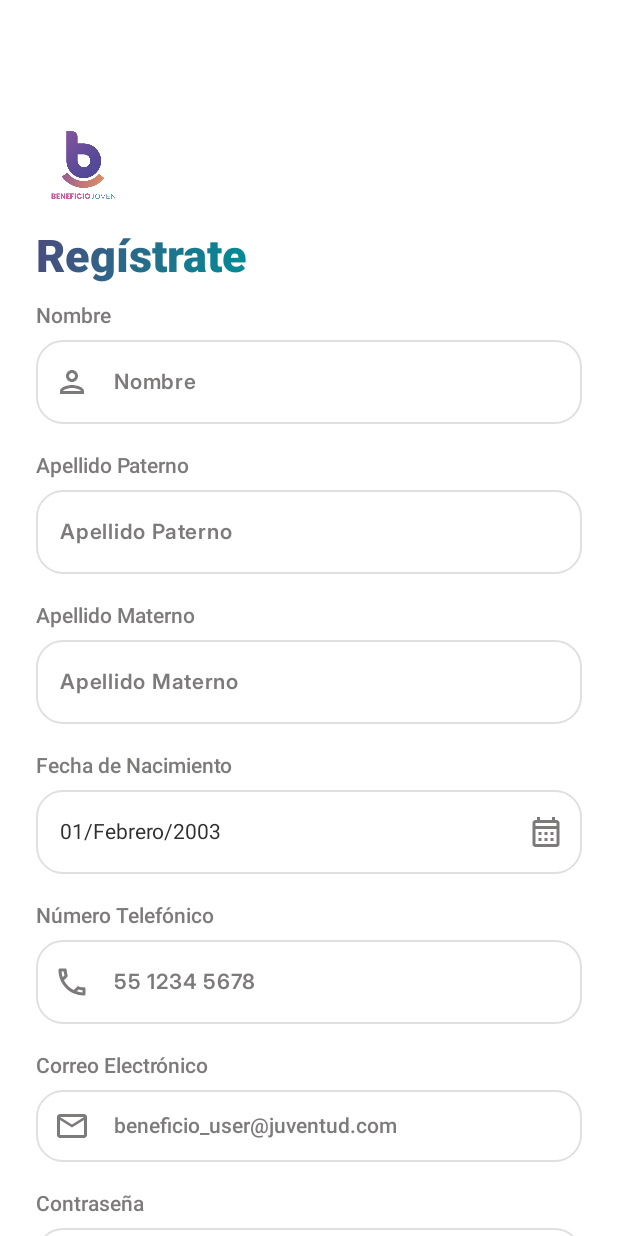
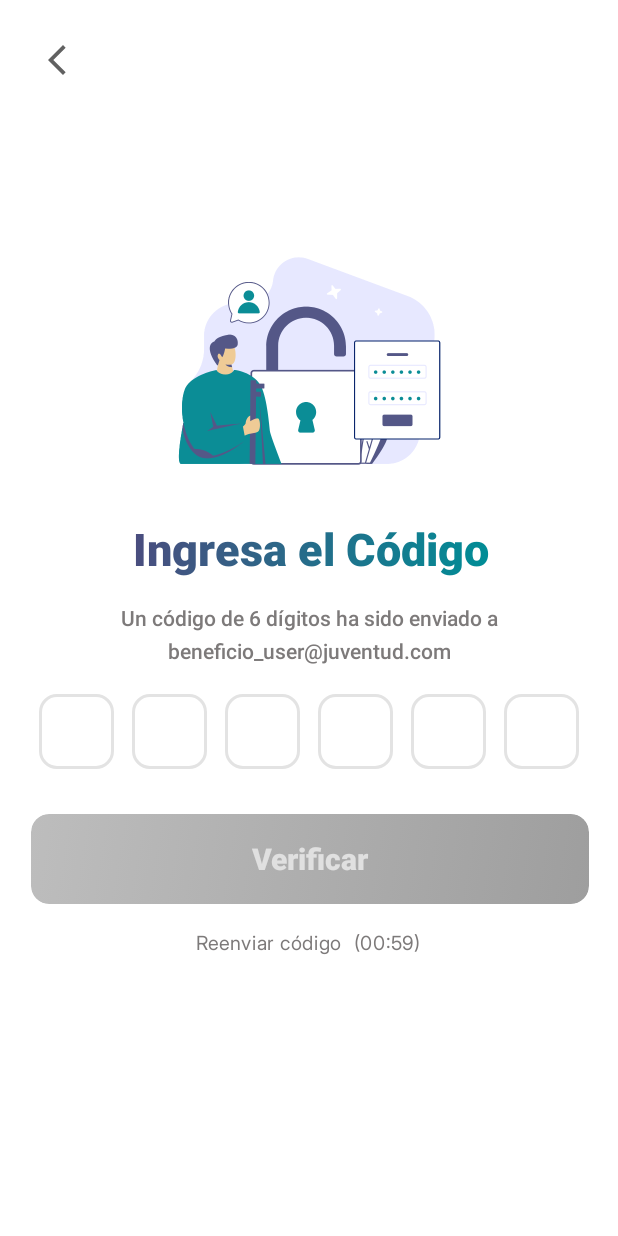
Before and after one commit to A01800593CEM/Beneficio_Juventud, an Android app built with Jetpack Compose: the ForgotPassword screen opened through its navigation route, after a tap on "Obtener Código", on a phone screen of 412 x 824 dp. Run offline under Robolectric (Android 15) with nearby library versions, the phone set to English and light mode, and no system bars; Roboto replaces fonts that are not available here.

Commit message:
RecoveryCode.kt complete

```diff
--- a/app/src/main/java/mx/itesm/beneficiojuventud/components/MainButton.kt
+++ b/app/src/main/java/mx/itesm/beneficiojuventud/components/MainButton.kt
@@ -14,7 +14,6 @@ import androidx.compose.runtime.Composable
 import androidx.compose.ui.Alignment
 import androidx.compose.ui.Modifier
 import androidx.compose.ui.draw.clip
-import androidx.compose.ui.draw.shadow
 import androidx.compose.ui.graphics.Brush
 import androidx.compose.ui.graphics.Color
 import androidx.compose.ui.text.TextStyle
@@ -28,19 +27,23 @@ fun MainButton(
     text: String,
     modifier: Modifier = Modifier,
     height: Dp = 60.dp,
+    enabled: Boolean = true,
     onClick: () -> Unit
 ) {
     val shape = RoundedCornerShape(12.dp)
 
     Button(
         onClick = onClick,
+        enabled = enabled,
         shape = shape,
         modifier = modifier
             .fillMaxWidth()
             .height(height),
         colors = ButtonDefaults.buttonColors(
             containerColor = Color.Transparent,
-            contentColor = Color.White
+            contentColor = Color.White,
+            disabledContainerColor = Color.Transparent,
+            disabledContentColor = Color.LightGray
         ),
         contentPadding = PaddingValues(0.dp),
         elevation = ButtonDefaults.buttonElevation(
@@ -55,9 +58,15 @@ fun MainButton(
                 .fillMaxSize()
                 .clip(shape)
                 .background(
-                    brush = Brush.linearGradient(
-                        listOf(Color(0xFF4B4C7E), Color(0xFF008D96))
-                    )
+                    if (enabled) {
+                        Brush.linearGradient(
+                            listOf(Color(0xFF4B4C7E), Color(0xFF008D96))
+                        )
+                    } else {
+                        Brush.linearGradient(
+                            listOf(Color(0xFFBDBDBD), Color(0xFF9E9E9E))
+                        )
+                    }
                 ),
             contentAlignment = Alignment.Center
         ) {
@@ -67,7 +76,7 @@ fun MainButton(
                     fontWeight = FontWeight.ExtraBold,
                     fontSize = 20.sp
                 ),
-                color = Color.White
+                color = if (enabled) Color.White else Color(0xFFE0E0E0)
             )
         }
     }
--- a/app/src/main/java/mx/itesm/beneficiojuventud/view/ForgotPassword.kt
+++ b/app/src/main/java/mx/itesm/beneficiojuventud/view/ForgotPassword.kt
@@ -125,7 +125,7 @@ fun ForgotPassword(nav: NavHostController, modifier: Modifier = Modifier) {
                         .fillMaxWidth(0.95f)
                         .align(Alignment.CenterHorizontally)
                 ) {
-                    nav.navigate(Screens.Register.route)
+                    nav.navigate(Screens.RecoveryCode.route)
                 }
             }
         }
--- a/app/src/main/java/mx/itesm/beneficiojuventud/view/MainActivity.kt
+++ b/app/src/main/java/mx/itesm/beneficiojuventud/view/MainActivity.kt
@@ -34,6 +34,7 @@ private fun AppNav() {
         composable(Screens.Login.route) { Login(nav) }
         composable(Screens.Register.route) { Register(nav) }
         composable(Screens.ForgotPassword.route) { ForgotPassword(nav)}
+        composable(Screens.RecoveryCode.route) { RecoveryCode(nav) }
 
     }
 }
--- a/app/src/main/java/mx/itesm/beneficiojuventud/view/RecoveryCode.kt
+++ b/app/src/main/java/mx/itesm/beneficiojuventud/view/RecoveryCode.kt
@@ -1,60 +1,82 @@
 package mx.itesm.beneficiojuventud.view
 
 import androidx.compose.foundation.Image
-import androidx.compose.foundation.layout.Box
-import androidx.compose.foundation.layout.Column
-import androidx.compose.foundation.layout.fillMaxHeight
-import androidx.compose.foundation.layout.fillMaxSize
-import androidx.compose.foundation.layout.fillMaxWidth
-import androidx.compose.foundation.layout.height
-import androidx.compose.foundation.layout.padding
+import androidx.compose.foundation.border
+import androidx.compose.foundation.gestures.detectTapGestures
+import androidx.compose.foundation.layout.*
+import androidx.compose.foundation.shape.RoundedCornerShape
+import androidx.compose.foundation.text.BasicTextField
+import androidx.compose.foundation.text.KeyboardOptions
 import androidx.compose.material3.ExperimentalMaterial3Api
 import androidx.compose.material3.Scaffold
 import androidx.compose.material3.Text
 import androidx.compose.material3.TopAppBar
-import androidx.compose.runtime.Composable
-import androidx.compose.runtime.getValue
-import androidx.compose.runtime.mutableStateOf
-import androidx.compose.runtime.remember
-import androidx.compose.runtime.setValue
+import androidx.compose.runtime.*
 import androidx.compose.ui.Alignment
 import androidx.compose.ui.Modifier
 import androidx.compose.ui.graphics.Brush
 import androidx.compose.ui.graphics.Color
+import androidx.compose.ui.input.pointer.pointerInput
 import androidx.compose.ui.platform.LocalContext
 import androidx.compose.ui.res.painterResource
 import androidx.compose.ui.text.TextStyle
 import androidx.compose.ui.text.font.FontWeight
+import androidx.compose.ui.text.input.ImeAction
+import androidx.compose.ui.text.input.KeyboardType
+import androidx.compose.ui.text.input.TextFieldValue
 import androidx.compose.ui.text.style.TextAlign
 import androidx.compose.ui.tooling.preview.Preview
 import androidx.compose.ui.unit.dp
 import androidx.compose.ui.unit.sp
 import androidx.navigation.NavHostController
+import kotlinx.coroutines.delay
 import mx.itesm.beneficiojuventud.R
 import mx.itesm.beneficiojuventud.components.BackButton
-import mx.itesm.beneficiojuventud.components.EmailTextField
 import mx.itesm.beneficiojuventud.components.MainButton
 import mx.itesm.beneficiojuventud.ui.theme.BeneficioJuventudTheme
 
-
-
 @OptIn(ExperimentalMaterial3Api::class)
 @Composable
-fun RecoveryCode(nav: NavHostController, modifier: Modifier = Modifier) {
-    var email by remember { mutableStateOf("") }
+fun RecoveryCode(
+    nav: NavHostController,
+    modifier: Modifier = Modifier,
+    emailArg: String = "beneficio_user@juventud.com",
+    onVerify: (code: String) -> Unit = { nav.navigate(Screens.Register.route) },
+    onResend: () -> Unit = {}
+) {
+    var email by remember { mutableStateOf(emailArg) }
+
+    // ----- OTP state (6 casillas) -----
+    val length = 6
+    var code by remember { mutableStateOf("") }
+
+    // ----- Temporizador Reenviar -----
+    var seconds by remember { mutableIntStateOf(60) }
+    var canResend by remember { mutableStateOf(false) }
+    LaunchedEffect(seconds) {
+        if (!canResend && seconds > 0) {
+            delay(1000)
+            seconds--
+        } else if (seconds == 0) {
+            canResend = true
+        }
+    }
+
+    fun handleResend() {
+        if (canResend) {
+            onResend()
+            canResend = false
+            seconds = 60
+            code = ""
+        }
+    }
+
     Scaffold(
         topBar = {
-            TopAppBar(
-                title = {},
-                navigationIcon = {
-                    BackButton(nav = nav)
-                }
-            )
+            TopAppBar(title = {}, navigationIcon = { BackButton(nav = nav) })
         },
         modifier = Modifier.fillMaxSize()
     ) { innerPadding ->
-
-        BackButton(nav)
 
         Column(
             modifier = modifier
@@ -72,12 +94,12 @@ fun RecoveryCode(nav: NavHostController, modifier: Modifier = Modifier) {
                 Image(
                     painter = painterResource(id = R.drawable.recovery_code),
                     contentDescription = "",
-                    modifier = Modifier
-                        .fillMaxHeight()
+                    modifier = Modifier.fillMaxHeight()
                 )
             }
+
             Column(
-                modifier = modifier.fillMaxWidth(0.8f),
+                modifier = modifier.fillMaxWidth(0.85f),
                 horizontalAlignment = Alignment.CenterHorizontally
             ) {
                 Text(
@@ -91,43 +113,134 @@ fun RecoveryCode(nav: NavHostController, modifier: Modifier = Modifier) {
                     textAlign = TextAlign.Center
                 )
                 Text(
-                    "Un código de 6 dígitos ha sido enviado a:",
+                    "Un código de 6 dígitos ha sido enviado a",
+                    style = TextStyle(
+                        fontSize = 14.sp,
+                        fontWeight = FontWeight.SemiBold,
+                        color = Color(0xFF7D7A7A)
+                    ),
+                    textAlign = TextAlign.Center
+                )
+                Text(
+                    email,
                     style = TextStyle(
                         fontSize = 14.sp,
                         fontWeight = FontWeight.SemiBold,
                         color = Color(0xFF7D7A7A)
                     ),
                     textAlign = TextAlign.Center,
-                    modifier = modifier.padding(horizontal = 24.dp)
-                )
-
-                Text(email,
-                    style = TextStyle(
-                        fontSize = 14.sp,
-                        fontWeight = FontWeight.SemiBold,
-                        color = Color(0xFF7D7A7A)
-                    ),
-                    textAlign = TextAlign.Center,
-                    modifier = modifier.padding(horizontal = 24.dp, vertical = 12.dp)
+                    modifier = modifier.padding(top = 6.dp, bottom = 4.dp)
                 )
             }
-            Column(modifier = modifier
-                .fillMaxWidth(0.95f)
-                .padding(top = 10.dp)) {
 
-                MainButton("Verificar",
+            // ----- Fila de OTP -----
+            OtpCodeInput(
+                code = code,
+                length = length,
+                onCodeChange = { code = it },
+                modifier = Modifier
+                    .fillMaxWidth()
+                    .padding(top = 16.dp)
+            )
+
+            // ----- Botón Verificar -----
+            Column(
+                modifier = modifier
+                    .fillMaxWidth(0.95f)
+                    .padding(top = 18.dp)
+            ) {
+                MainButton(
+                    text = "Verificar",
                     modifier = Modifier
-                        .padding(top = 20.dp)
+                        .padding(top = 12.dp)
                         .fillMaxWidth(0.95f)
-                        .align(Alignment.CenterHorizontally)
-                ) {
-                    nav.navigate(Screens.Register.route)
-                }
+                        .align(Alignment.CenterHorizontally),
+                    enabled = code.length == length
+                ) { onVerify(code) }
             }
+
+            // ----- Reenviar -----
+            Text(
+                text = if (canResend) "Reenviar código" else "Reenviar código  (00:${
+                    seconds.toString().padStart(2, '0')
+                })",
+                color = if (canResend) Color(0xFF008D96) else Color(0xFF7D7A7A),
+                fontSize = 13.sp,
+                modifier = Modifier
+                    .padding(top = 14.dp)
+                    .padding(bottom = 8.dp)
+                    .noRippleClickable { handleResend() }
+            )
         }
     }
 }
 
+@Composable
+private fun OtpCodeInput(
+    code: String,
+    length: Int,
+    onCodeChange: (String) -> Unit,
+    modifier: Modifier = Modifier
+) {
+    var tf by remember { mutableStateOf(TextFieldValue(code)) }
+
+    // Mantiene cursor siempre al final
+    LaunchedEffect(code) {
+        if (tf.text != code) {
+            tf = tf.copy(text = code, selection = androidx.compose.ui.text.TextRange(code.length))
+        }
+    }
+
+    BasicTextField(
+        value = tf,
+        onValueChange = { new ->
+            val filtered = new.text.filter { it.isDigit() }.take(length)
+            tf = new.copy(text = filtered, selection = androidx.compose.ui.text.TextRange(filtered.length))
+            onCodeChange(filtered)
+        },
+        keyboardOptions = KeyboardOptions(
+            keyboardType = KeyboardType.NumberPassword,
+            imeAction = ImeAction.Done
+        ),
+        singleLine = true,
+        modifier = modifier,
+        decorationBox = { inner ->
+            // Oculta el campo original pero mantiene el foco
+            Box(Modifier.size(0.dp)) { inner() }
+
+            Row(
+                modifier = Modifier.fillMaxWidth(),
+                horizontalArrangement = Arrangement.spacedBy(12.dp, Alignment.CenterHorizontally),
+                verticalAlignment = Alignment.CenterVertically
+            ) {
+                repeat(length) { i ->
+                    val char = code.getOrNull(i)?.toString() ?: ""
+                    Box(
+                        modifier = Modifier
+                            .size(50.dp)
+                            .border(
+                                width = 2.dp,
+                                color = if (char.isEmpty()) Color(0xFFE3E3E3) else Color(0xFF008D96),
+                                shape = RoundedCornerShape(12.dp)
+                            ),
+                        contentAlignment = Alignment.Center
+                    ) {
+                        Text(
+                            text = char,
+                            style = TextStyle(fontSize = 20.sp, textAlign = TextAlign.Center)
+                        )
+                    }
+                }
+            }
+        }
+    )
+}
+
+@Composable
+private fun Modifier.noRippleClickable(onClick: () -> Unit): Modifier =
+    this.then(Modifier.pointerInput(Unit) {
+        detectTapGestures(onTap = { onClick() })
+    })
 
 @Preview(showBackground = true, showSystemUi = true)
 @Composable
--- a/app/src/main/java/mx/itesm/beneficiojuventud/view/Screens.kt
+++ b/app/src/main/java/mx/itesm/beneficiojuventud/view/Screens.kt
@@ -5,4 +5,6 @@ sealed class Screens(val route: String) {
     data object Register : Screens("register")
     data object MainMenu : Screens("main_menu")
     data object ForgotPassword : Screens("forgot_password")
+
+    data object RecoveryCode : Screens("recovery_code")
 }
```
